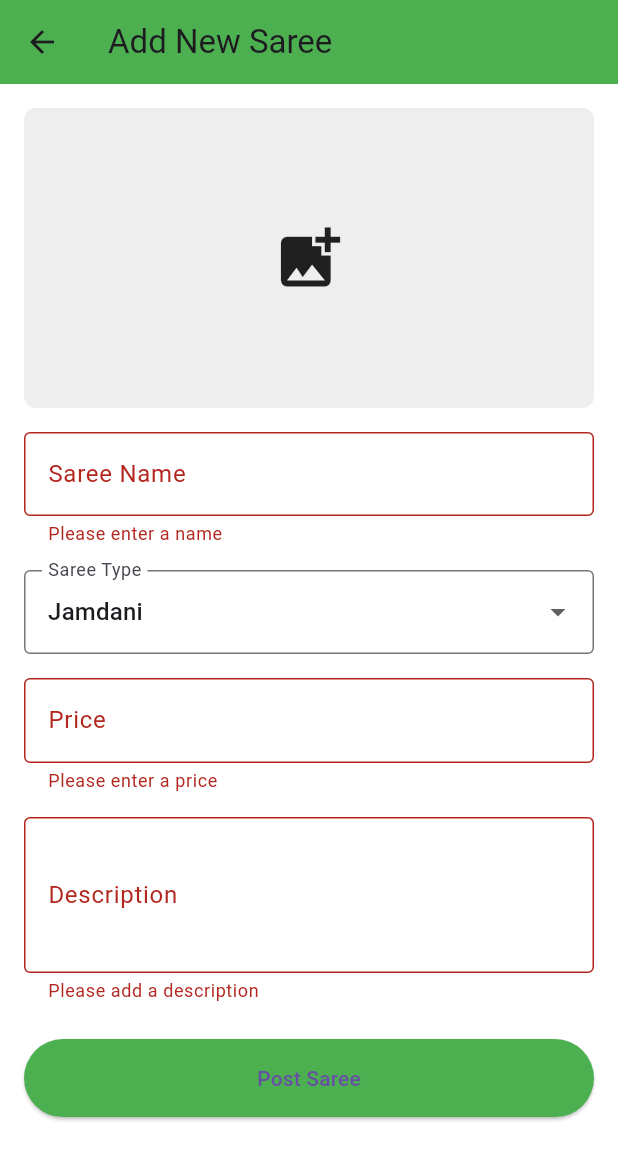
After one commit to elias282000/Binimoy, a Flutter app: the screen it shows once a user with an empty profile is signed in, item 2 of the bottom bar chosen, after a tap on "Post Saree", on a phone screen of 412 x 824 dp. The commit adds this screen. Shown: the top 1160 px of the screen. Run offline on Flutter 3.47's test engine with Material 3 defaults, Android fonts, the light colour scheme and no system bars; our stand-ins replace cloud_firestore, firebase_auth, firebase_core, firebase_storage, flutter_spinkit, image_picker; missing offline and left inert: cloudinary_public, firebase_app_check; accounts and stored records are empty.

Commit message:
made post button and saree detail page functional

```diff
--- /dev/null
+++ b/lib/screens/add_post_screen.dart
@@ -0,0 +1,221 @@
+import 'dart:io';
+import 'package:flutter/material.dart';
+import 'package:image_picker/image_picker.dart';
+import 'package:cloud_firestore/cloud_firestore.dart';
+import 'package:firebase_storage/firebase_storage.dart';
+import 'package:firebase_auth/firebase_auth.dart';
+import '../services/storage_service.dart';
+
+class AddPostScreen extends StatefulWidget {
+  const AddPostScreen({super.key});
+
+  @override
+  State<AddPostScreen> createState() => _AddPostScreenState();
+}
+
+class _AddPostScreenState extends State<AddPostScreen> {
+  final _formKey = GlobalKey<FormState>();
+  final _nameController = TextEditingController();
+  final _priceController = TextEditingController();
+  final _descriptionController = TextEditingController();
+  final _picker = ImagePicker();
+  final _storageService = StorageService();
+  File? _imageFile;
+  bool _isLoading = false;
+  String _selectedType = 'Jamdani'; // Default value
+
+  final List<String> _sareeTypes = [
+    'Jamdani', 'Banarasi', 'Silk', 'Dola Silk', 'Georgette',
+    'Chiffon', 'Leheriya', 'Kanjeevaram', 'Net', 'Tussar Silk'
+  ];
+
+  Future<void> _pickImage() async {
+    try {
+      final pickedFile = await _picker.pickImage(source: ImageSource.gallery);
+      if (pickedFile != null) {
+        setState(() {
+          _imageFile = File(pickedFile.path);
+        });
+      }
+    } catch (e) {
+      ScaffoldMessenger.of(context).showSnackBar(
+        const SnackBar(content: Text('Failed to pick image')),
+      );
+    }
+  }
+
+  Future<void> _submitPost() async {
+    // Validate form and image
+    if (!_formKey.currentState!.validate()) {
+      return;
+    }
+
+    if (_imageFile == null) {
+      ScaffoldMessenger.of(context).showSnackBar(
+        const SnackBar(content: Text('Please select an image')),
+      );
+      return;
+    }
+
+    // Check if price is a valid number
+    double? price;
+    try {
+      price = double.parse(_priceController.text.trim());
+    } catch (e) {
+      ScaffoldMessenger.of(context).showSnackBar(
+        const SnackBar(content: Text('Please enter a valid price')),
+      );
+      return;
+    }
+
+    if (!mounted) return;
+    setState(() => _isLoading = true);
+
+    try {
+      // Get current user
+      final user = FirebaseAuth.instance.currentUser;
+      if (user == null) {
+        throw Exception('User not logged in');
+      }
+
+      // Upload image to Cloudinary
+      final imageUrl = await _storageService.uploadImage(_imageFile!);
+
+      // Save post data to Firestore
+      await FirebaseFirestore.instance.collection('sarees').add({
+        'name': _nameController.text.trim(),
+        'price': price,
+        'description': _descriptionController.text.trim(),
+        'type': _selectedType,
+        'imageUrl': imageUrl,
+        'userId': user.uid,
+        'userName': user.displayName ?? 'Anonymous',
+        'createdAt': FieldValue.serverTimestamp(),
+        'isAvailable': true,
+      });
+
+      if (!mounted) return;
+
+      // Show success message and pop screen
+      Navigator.pop(context);
+      ScaffoldMessenger.of(context).showSnackBar(
+        const SnackBar(content: Text('Saree posted successfully!')),
+      );
+    } catch (e) {
+      print('Error posting saree: $e');
+      if (!mounted) return;
+      ScaffoldMessenger.of(context).showSnackBar(
+        SnackBar(content: Text('Failed to post saree: ${e.toString()}')),
+      );
+    } finally {
+      if (mounted) {
+        setState(() => _isLoading = false);
+      }
+    }
+  }
+
+  @override
+  Widget build(BuildContext context) {
+    return Scaffold(
+      appBar: AppBar(
+        title: const Text('Add New Saree'),
+        backgroundColor: Colors.green,
+      ),
+      body: SingleChildScrollView(
+        padding: const EdgeInsets.all(16.0),
+        child: Form(
+          key: _formKey,
+          child: Column(
+            crossAxisAlignment: CrossAxisAlignment.stretch,
+            children: [
+              GestureDetector(
+                onTap: _pickImage,
+                child: Container(
+                  height: 200,
+                  decoration: BoxDecoration(
+                    color: Colors.grey[200],
+                    borderRadius: BorderRadius.circular(8),
+                  ),
+                  child: _imageFile != null
+                      ? Image.file(_imageFile!, fit: BoxFit.cover)
+                      : const Icon(Icons.add_photo_alternate, size: 50),
+                ),
+              ),
+              const SizedBox(height: 16),
+              TextFormField(
+                controller: _nameController,
+                decoration: const InputDecoration(
+                  labelText: 'Saree Name',
+                  border: OutlineInputBorder(),
+                ),
+                validator: (value) =>
+                    value?.isEmpty ?? true ? 'Please enter a name' : null,
+              ),
+              const SizedBox(height: 16),
+              DropdownButtonFormField<String>(
+                value: _selectedType,
+                decoration: const InputDecoration(
+                  labelText: 'Saree Type',
+                  border: OutlineInputBorder(),
+                ),
+                items: _sareeTypes.map((String type) {
+                  return DropdownMenuItem(
+                    value: type,
+                    child: Text(type),
+                  );
+                }).toList(),
+                onChanged: (String? newValue) {
+                  setState(() {
+                    _selectedType = newValue!;
+                  });
+                },
+              ),
+              const SizedBox(height: 16),
+              TextFormField(
+                controller: _priceController,
+                decoration: const InputDecoration(
+                  labelText: 'Price',
+                  border: OutlineInputBorder(),
+                  prefixText: '৳',
+                ),
+                keyboardType: TextInputType.number,
+                validator: (value) =>
+                    value?.isEmpty ?? true ? 'Please enter a price' : null,
+              ),
+              const SizedBox(height: 16),
+              TextFormField(
+                controller: _descriptionController,
+                decoration: const InputDecoration(
+                  labelText: 'Description',
+                  border: OutlineInputBorder(),
+                ),
+                maxLines: 3,
+                validator: (value) =>
+                    value?.isEmpty ?? true ? 'Please add a description' : null,
+              ),
+              const SizedBox(height: 24),
+              ElevatedButton(
+                onPressed: _isLoading ? null : _submitPost,
+                style: ElevatedButton.styleFrom(
+                  backgroundColor: Colors.green,
+                  padding: const EdgeInsets.symmetric(vertical: 16),
+                ),
+                child: _isLoading
+                    ? const CircularProgressIndicator(color: Colors.white)
+                    : const Text('Post Saree'),
+              ),
+            ],
+          ),
+        ),
+      ),
+    );
+  }
+
+  @override
+  void dispose() {
+    _nameController.dispose();
+    _priceController.dispose();
+    _descriptionController.dispose();
+    super.dispose();
+  }
+}
--- a/lib/screens/home_screen.dart
+++ b/lib/screens/home_screen.dart
@@ -2,6 +2,7 @@ import 'package:flutter/material.dart';
 import 'package:cloud_firestore/cloud_firestore.dart';
 import '../services/auth_service.dart';
 import 'saree_detail_screen.dart';
+import 'add_post_screen.dart';
 
 class HomeScreen extends StatefulWidget {
   final AuthService authService;
@@ -192,7 +193,14 @@ class _HomeScreenState extends State<HomeScreen> {
           ),
         ],
         onTap: (index) {
-          // TODO: Implement navigation
+          if (index == 1) {
+            // Navigate to Add Post screen
+            Navigator.push(
+              context,
+              MaterialPageRoute(builder: (context) => const AddPostScreen()),
+            );
+          }
+          // TODO: Handle other navigation items
         },
       ),
     );
--- a/lib/screens/login_screen.dart
+++ b/lib/screens/login_screen.dart
@@ -16,28 +16,38 @@ class _LoginScreenState extends State<LoginScreen> {
   bool _isLoading = false;
 
   void _handleLogin() async {
-    if (_formKey.currentState!.validate()) {
+    if (!_formKey.currentState!.validate()) return;
+
+    if (!mounted) return;
     setState(() => _isLoading = true);
 
     try {
       final result = await AuthService().signInWithEmailAndPassword(
-          _emailController.text,
-          _passwordController.text,
+        _emailController.text.trim(),
+        _passwordController.text.trim(),
       );
 
       if (!mounted) return;
 
       if (result != null) {
-          Navigator.pushReplacementNamed(context, '/home');
+        // Use pushNamedAndRemoveUntil to clear the navigation stack
+        Navigator.of(context).pushNamedAndRemoveUntil(
+          '/home',
+          (route) => false,
+        );
+      } else {
+        ScaffoldMessenger.of(context).showSnackBar(
+          const SnackBar(content: Text('Login failed. Please try again.')),
+        );
       }
     } on FirebaseAuthException catch (e) {
+      if (!mounted) return;
       ScaffoldMessenger.of(context).showSnackBar(
         SnackBar(content: Text(e.message ?? 'Login failed. Please try again.')),
       );
     } finally {
       if (mounted) {
         setState(() => _isLoading = false);
-        }
       }
     }
   }
--- /dev/null
+++ b/lib/services/storage_service.dart
@@ -0,0 +1,22 @@
+import 'dart:io';
+import 'package:cloudinary_public/cloudinary_public.dart';
+
+class StorageService {
+  final cloudinary = CloudinaryPublic('dwdtzllyy', 'Binimoy_saree_image', cache: false);
+
+  Future<String> uploadImage(File imageFile) async {
+    try {
+      final response = await cloudinary.uploadFile(
+        CloudinaryFile.fromFile(
+          imageFile.path,
+          resourceType: CloudinaryResourceType.Image,
+          folder: 'saree_images',
+        ),
+      );
+      return response.secureUrl;
+    } catch (e) {
+      print('Error uploading image: $e');
+      throw 'Failed to upload image';
+    }
+  }
+}
--- a/pubspec.yaml
+++ b/pubspec.yaml
@@ -30,12 +30,14 @@ environment:
 dependencies:
   flutter:
     sdk: flutter
+  image_picker: ^1.0.7
   firebase_core: ^2.15.0
   firebase_auth: ^4.8.0
   cloud_firestore: ^4.9.0
   firebase_storage: ^11.2.0
   firebase_app_check: ^0.2.1+8
   flutter_spinkit: ^5.2.0
+  cloudinary_public: ^0.13.0
 
   # The following adds the Cupertino Icons font to your application.
   # Use with the CupertinoIcons class for iOS style icons.
```
Also changed, not shown: pubspec.lock, 7 other files. Lines whose indentation alone changed are shown as unchanged.
